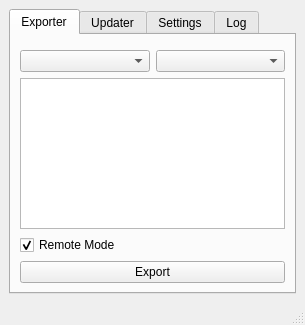
kamoo1/Kamoo-s-TSM-App, file ah/ui/main_view.ui: the form before one commit.
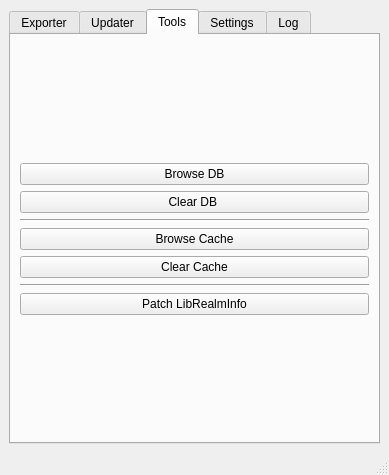
The form after the commit. The open tabs and pages were chosen to show the change.

The edit to the form file:
```diff
--- a/ah/ui/main_view.ui
+++ b/ah/ui/main_view.ui
@@ -6,8 +6,8 @@
    <rect>
     <x>0</x>
     <y>0</y>
-    <width>305</width>
-    <height>325</height>
+    <width>389</width>
+    <height>475</height>
    </rect>
   </property>
   <property name="contextMenuPolicy">
@@ -96,7 +96,7 @@
            <string>Overwrite local with remote DB on Github</string>
           </property>
           <property name="text">
-           <string>Remote Mode</string>
+           <string>⚠️ Remote Mode</string>
           </property>
           <property name="checked">
            <bool>true</bool>
@@ -192,6 +192,91 @@
         </item>
        </layout>
       </widget>
+      <widget class="QWidget" name="tab_tools">
+       <attribute name="title">
+        <string>Tools</string>
+       </attribute>
+       <layout class="QVBoxLayout" name="verticalLayout_5">
+        <item>
+         <spacer name="verticalSpacer_3">
+          <property name="orientation">
+           <enum>Qt::Vertical</enum>
+          </property>
+          <property name="sizeHint" stdset="0">
+           <size>
+            <width>20</width>
+            <height>40</height>
+           </size>
+          </property>
+         </spacer>
+        </item>
+        <item>
+         <widget class="QPushButton" name="pushButton_tools_db_browse">
+          <property name="text">
+           <string>Browse DB</string>
+          </property>
+         </widget>
+        </item>
+        <item>
+         <widget class="QPushButton" name="pushButton_tools_db_clear">
+          <property name="styleSheet">
+           <string notr="true"/>
+          </property>
+          <property name="text">
+           <string>Clear DB </string>
+          </property>
+         </widget>
+        </item>
+        <item>
+         <widget class="Line" name="line">
+          <property name="orientation">
+           <enum>Qt::Horizontal</enum>
+          </property>
+         </widget>
+        </item>
+        <item>
+         <widget class="QPushButton" name="pushButton_tools_cache_browse">
+          <property name="text">
+           <string>Browse Cache</string>
+          </property>
+         </widget>
+        </item>
+        <item>
+         <widget class="QPushButton" name="pushButton_tools_cache_clear">
+          <property name="text">
+           <string>Clear Cache</string>
+          </property>
+         </widget>
+        </item>
+        <item>
+         <widget class="Line" name="line_2">
+          <property name="orientation">
+           <enum>Qt::Horizontal</enum>
+          </property>
+         </widget>
+        </item>
+        <item>
+         <widget class="QPushButton" name="pushButton_tools_patch_tsm">
+          <property name="text">
+           <string>Patch LibRealmInfo</string>
+          </property>
+         </widget>
+        </item>
+        <item>
+         <spacer name="verticalSpacer_2">
+          <property name="orientation">
+           <enum>Qt::Vertical</enum>
+          </property>
+          <property name="sizeHint" stdset="0">
+           <size>
+            <width>20</width>
+            <height>40</height>
+           </size>
+          </property>
+         </spacer>
+        </item>
+       </layout>
+      </widget>
       <widget class="QWidget" name="tab_settings">
        <attribute name="title">
         <string>Settings</string>
```
Left out of the diff: 135 changed lines with no effect on the pictures.
